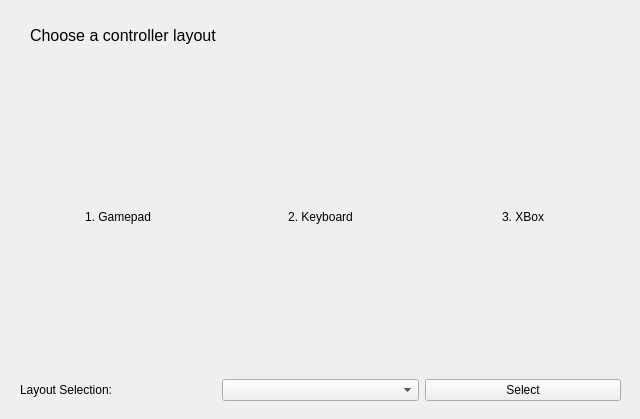
Above: UniversalGamingApp/controllerlayout.ui from wicked-rose/UniversalGaming before the change. Below: the same form after it.
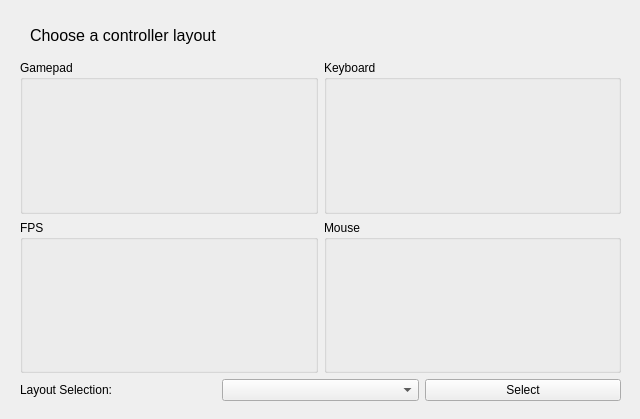
That is the form after the change. Icons and pictures are not drawn.

Commit message: added diagrams to layouts tab

```diff
--- a/UniversalGamingApp/controllerlayout.ui
+++ b/UniversalGamingApp/controllerlayout.ui
@@ -40,37 +40,114 @@
      <height>341</height>
     </rect>
    </property>
-   <layout class="QVBoxLayout" name="verticalLayout">
+   <layout class="QVBoxLayout" name="verticalLayout" stretch="1,0">
+    <property name="spacing">
+     <number>6</number>
+    </property>
     <item>
-     <layout class="QHBoxLayout" name="horizontalLayout">
-      <item>
-       <widget class="QLabel" name="label_2">
-        <property name="text">
-         <string>1. Gamepad</string>
+     <layout class="QGridLayout" name="gridLayout">
+      <item row="1" column="0">
+       <widget class="QGroupBox" name="groupBox">
+        <property name="title">
+         <string>FPS</string>
         </property>
-        <property name="alignment">
-         <set>Qt::AlignCenter</set>
+        <widget class="QLabel" name="label_2">
+         <property name="geometry">
+          <rect>
+           <x>20</x>
+           <y>10</y>
+           <width>251</width>
+           <height>131</height>
+          </rect>
+         </property>
+         <property name="text">
+          <string/>
+         </property>
+         <property name="pixmap">
+          <pixmap>../../../Downloads/FPSLayout.png</pixmap>
+         </property>
+         <property name="scaledContents">
+          <bool>true</bool>
+         </property>
+        </widget>
+       </widget>
+      </item>
+      <item row="1" column="1">
+       <widget class="QGroupBox" name="groupBox_2">
+        <property name="title">
+         <string>Mouse</string>
         </property>
+        <widget class="QLabel" name="label_6">
+         <property name="geometry">
+          <rect>
+           <x>20</x>
+           <y>10</y>
+           <width>251</width>
+           <height>131</height>
+          </rect>
+         </property>
+         <property name="text">
+          <string/>
+         </property>
+         <property name="pixmap">
+          <pixmap>../../../Downloads/MouseLayout.png</pixmap>
+         </property>
+         <property name="scaledContents">
+          <bool>true</bool>
+         </property>
+        </widget>
        </widget>
       </item>
-      <item>
-       <widget class="QLabel" name="label_3">
-        <property name="text">
-         <string>2. Keyboard</string>
+      <item row="0" column="1">
+       <widget class="QGroupBox" name="groupBox_4">
+        <property name="title">
+         <string>Keyboard</string>
         </property>
-        <property name="alignment">
-         <set>Qt::AlignCenter</set>
-        </property>
+        <widget class="QLabel" name="label_4">
+         <property name="geometry">
+          <rect>
+           <x>28</x>
+           <y>5</y>
+           <width>241</width>
+           <height>141</height>
+          </rect>
+         </property>
+         <property name="text">
+          <string/>
+         </property>
+         <property name="pixmap">
+          <pixmap>../../../Downloads/KeyboardLayout-Transparent.png</pixmap>
+         </property>
+         <property name="scaledContents">
+          <bool>true</bool>
+         </property>
+        </widget>
        </widget>
       </item>
-      <item>
-       <widget class="QLabel" name="label_4">
-        <property name="text">
-         <string>3. XBox</string>
+      <item row="0" column="0">
+       <widget class="QGroupBox" name="groupBox_3">
+        <property name="title">
+         <string>Gamepad</string>
         </property>
-        <property name="alignment">
-         <set>Qt::AlignCenter</set>
-        </property>
+        <widget class="QLabel" name="label_5">
+         <property name="geometry">
+          <rect>
+           <x>28</x>
+           <y>5</y>
+           <width>241</width>
+           <height>141</height>
+          </rect>
+         </property>
+         <property name="text">
+          <string/>
+         </property>
+         <property name="pixmap">
+          <pixmap>../../../Downloads/GamepadLayout.png</pixmap>
+         </property>
+         <property name="scaledContents">
+          <bool>true</bool>
+         </property>
+        </widget>
        </widget>
       </item>
      </layout>
```
Left out of the diff: 3 changed lines with no effect on the pictures. The commit also changes 3 other files.
